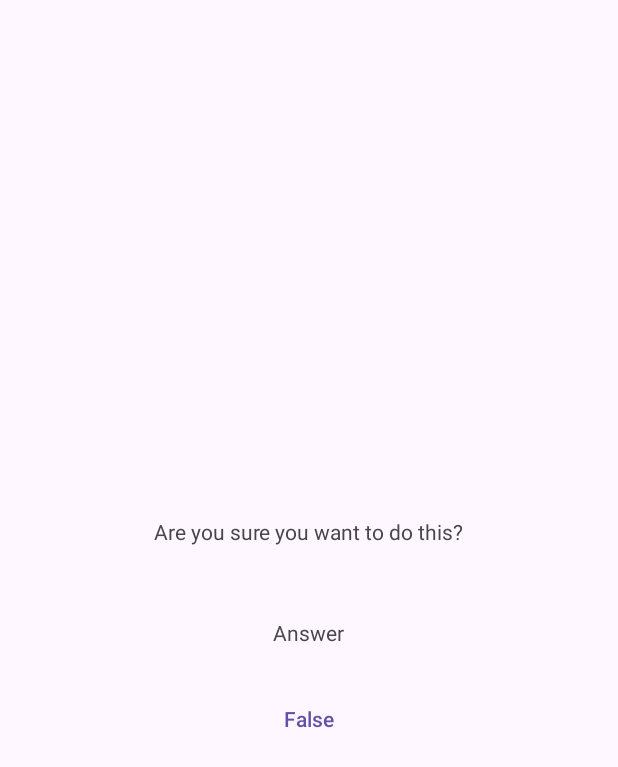
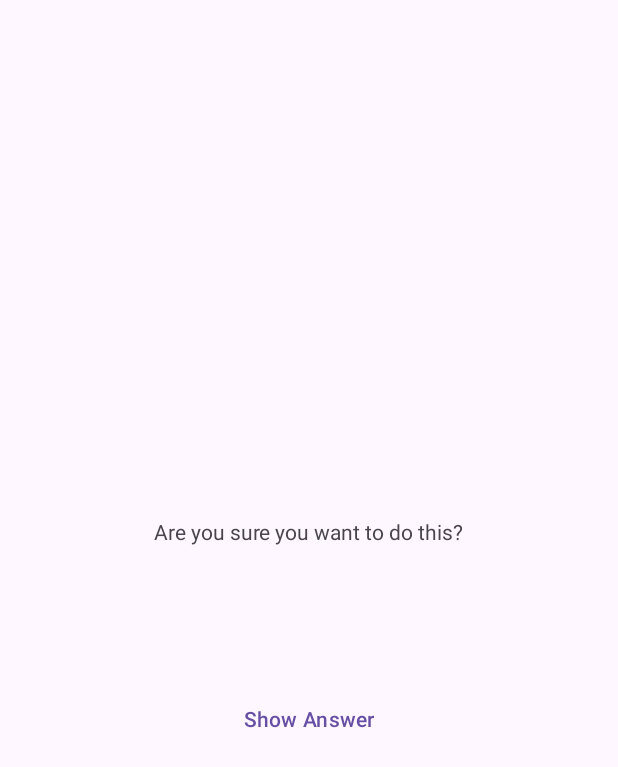
Before and after one commit to K33pQu13t/kotlic-first-steps, an Android app: the screen it shows after launch (CheatActivity), after a tap on "Cheat!", on a phone screen of 412 x 824 dp. Shown: the top 767 px of the screen. Run offline under Robolectric (Android 15) with nearby library versions, the phone set to English and light mode, and no system bars; 1 statement that could not run was skipped; 1 other tap on this screen came first.

Commit message:
реализовал передачу экстра параметра в cheat активность с правильным ответом. Реализовал отображение правильного ответа по клику на кнопку. Реализовал скрытие кнопки чита, если ответ на вопрос был дан

```diff
--- a/GeoQuiz/app/src/main/java/com/example/geoquiz/CheatActivity.kt
+++ b/GeoQuiz/app/src/main/java/com/example/geoquiz/CheatActivity.kt
@@ -1,20 +1,56 @@
 package com.example.geoquiz
 
+import android.content.Context
+import android.content.Intent
 import android.os.Bundle
+import android.widget.Button
+import android.widget.TextView
 import androidx.activity.enableEdgeToEdge
 import androidx.appcompat.app.AppCompatActivity
 import androidx.core.view.ViewCompat
 import androidx.core.view.WindowInsetsCompat
 
+private const val EXTRA_ANSWER = "com.bignerdranch.android.geoquiz.answer"
+
 class CheatActivity : AppCompatActivity() {
+    companion object {
+        fun newIntent(packageContext: Context, answer: Boolean): Intent {
+            return Intent(packageContext, CheatActivity::class.java).apply {
+                putExtra(EXTRA_ANSWER, answer)
+            }
+        }
+    }
+
+    private var answer = false
+
+    private lateinit var answerTextView: TextView
+    private lateinit var showAnswerButton: Button
+
     override fun onCreate(savedInstanceState: Bundle?) {
         super.onCreate(savedInstanceState)
         enableEdgeToEdge()
         setContentView(R.layout.activity_cheat)
+
+        answer = intent.getBooleanExtra(EXTRA_ANSWER, false)
+
+        answerTextView = findViewById(R.id.answer_text_view)
+        configureButtons()
+
         ViewCompat.setOnApplyWindowInsetsListener(findViewById(R.id.main)) { v, insets ->
             val systemBars = insets.getInsets(WindowInsetsCompat.Type.systemBars())
             v.setPadding(systemBars.left, systemBars.top, systemBars.right, systemBars.bottom)
             insets
         }
     }
+
+    private fun configureButtons() {
+        showAnswerButton = findViewById(R.id.show_answer_button)
+        showAnswerButton.setOnClickListener {
+            val answerText = when {
+                answer -> R.string.true_button
+                else -> R.string.false_button
+            }
+            answerTextView.setText(answerText)
+        }
+    }
 }
--- a/GeoQuiz/app/src/main/java/com/example/geoquiz/MainActivity.kt
+++ b/GeoQuiz/app/src/main/java/com/example/geoquiz/MainActivity.kt
@@ -1,6 +1,5 @@
 package com.example.geoquiz
 
-import android.content.Intent
 import android.os.Bundle
 import android.view.View.INVISIBLE
 import android.view.View.VISIBLE
@@ -115,6 +114,7 @@ class MainActivity : AppCompatActivity() {
         questionTextView.setText(quizViewModel.questionText)
 
         updateAnswersButtons()
+        updateCheatButton()
     }
 
     private fun updateAnswersButtons() {
@@ -123,6 +123,15 @@ class MainActivity : AppCompatActivity() {
 
         trueButton.visibility = visibility
         falseButton.visibility = visibility
+    }
+
+    private fun updateCheatButton() {
+        if (answersViewModel.getAnswer(quizViewModel.questionIndex) == null) {
+            cheatButton.visibility = VISIBLE
+            return
+        }
+
+        cheatButton.visibility = INVISIBLE
     }
 
     private fun updateNavButtons() {
@@ -140,6 +149,7 @@ class MainActivity : AppCompatActivity() {
         answersViewModel.setAnswer(quizViewModel.questionIndex, userAnswer)
 
         updateAnswersButtons()
+        updateCheatButton()
         updateNavButtons()
 
         val messageResId = if (userAnswer == quizViewModel.questionAnswer) {
@@ -175,7 +185,9 @@ class MainActivity : AppCompatActivity() {
     }
 
     private fun startCheatActivity() {
-        val intent = Intent(this, CheatActivity::class.java)
+        val intent = CheatActivity.newIntent(
+            this@MainActivity,
+            quizViewModel.questionAnswer)
         startActivity(intent)
     }
 }
--- a/GeoQuiz/app/src/main/res/layout/activity_cheat.xml
+++ b/GeoQuiz/app/src/main/res/layout/activity_cheat.xml
@@ -24,11 +24,11 @@
             android:padding="24dp"
             android:text="@string/warning_text" />
         <TextView
+            android:id="@+id/answer_text_view"
             android:layout_width="wrap_content"
             android:layout_height="wrap_content"
             android:layout_gravity="center_horizontal"
-            android:padding="24dp"
-            android:text="Answer" />
+            android:padding="24dp" />
         <Button
             android:id="@+id/show_answer_button"
             style="?android:attr/buttonBarButtonStyle"
@@ -36,7 +36,7 @@
             android:layout_height="wrap_content"
             android:layout_gravity="center"
             android:layout_margin="0dp"
-            android:text="@string/false_button" />
+            android:text="@string/show_answer_button" />
     </LinearLayout>
 
 </androidx.constraintlayout.widget.ConstraintLayout>
```
